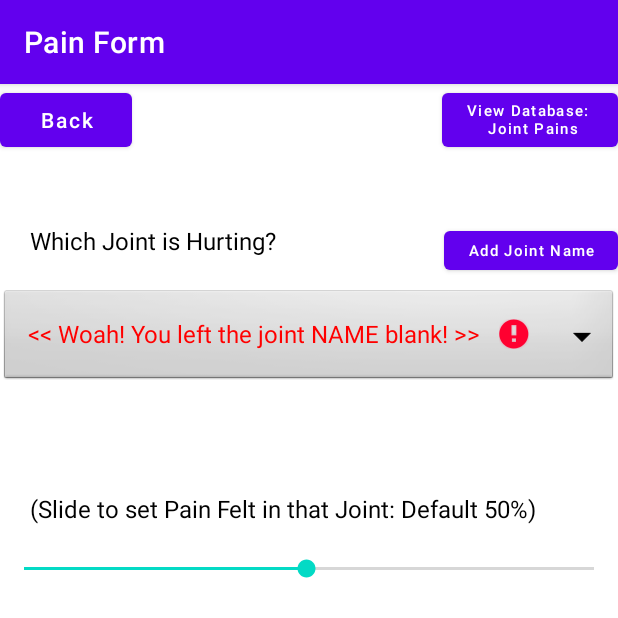
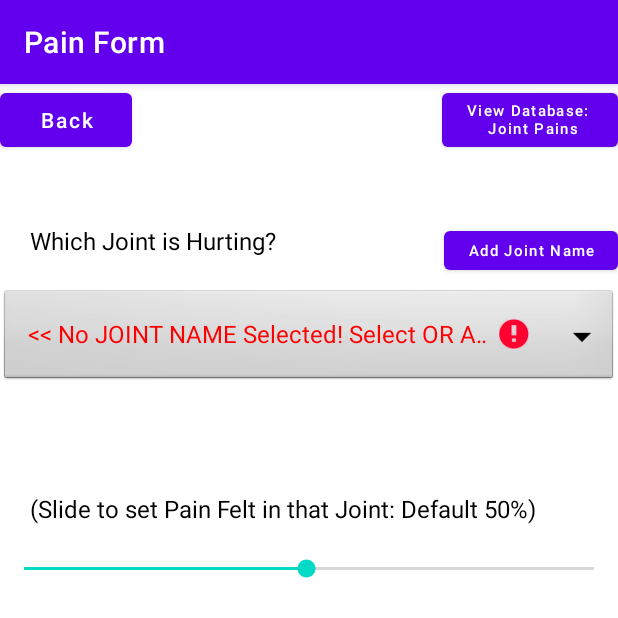
Before and after one commit to Marco-Cen/Movement-Reminder, an Android app: the PainFormActivity screen opened directly, with no data from a screen before it, after a tap on "SUBMIT DATA", on a phone screen of 412 x 824 dp, the top half of it. Run offline under Robolectric (Android 15) with nearby library versions, the phone set to English and light mode, and no system bars; 4 statements that could not run were skipped.

Commit message:
Minor Changes (Included error null validation if empty list for randomize select)
- error null validation on random select if list is null
- some minor UI toast removals
- Start to finish up and populate DB for design day presentation

```diff
--- a/app/src/main/java/com/example/movementreminder/MainActivity.java
+++ b/app/src/main/java/com/example/movementreminder/MainActivity.java
@@ -103,7 +103,6 @@ public class MainActivity extends AppCompatActivity {
     public boolean onOptionsItemSelected(@NonNull MenuItem item) {
         switch (item.getItemId()){
             case R.id.item1: //This is all options within settings menu
-                Toast.makeText(this, "Settings Selected", Toast.LENGTH_SHORT).show();
                 Intent intent = new Intent(this, SettingsActivity.class);
                 startActivity(intent);
 
--- a/app/src/main/java/com/example/movementreminder/PainFormActivity.java
+++ b/app/src/main/java/com/example/movementreminder/PainFormActivity.java
@@ -152,7 +152,7 @@ public class PainFormActivity extends AppCompatActivity {
                     emptySelectErrorMsg = (TextView) jointNameDropdownField.getSelectedView();
                     emptySelectErrorMsg.setError("Dummy text just so icon is added to spinner menu");
                     emptySelectErrorMsg.setTextColor(Color.RED); //Highlight error
-                    emptySelectErrorMsg.setText("<< Woah! You left the joint NAME blank! >>"); //Changes the selected item text
+                    emptySelectErrorMsg.setText("<< No JOINT NAME Selected! Select OR Add One! >>"); //Changes the selected item text
                 }
                 else{
                     jointPainValue = painSliderField.getProgress(); // Get Data from input field
--- a/app/src/main/java/com/example/movementreminder/SettingsActivity.java
+++ b/app/src/main/java/com/example/movementreminder/SettingsActivity.java
@@ -56,7 +56,6 @@ public class SettingsActivity extends AppCompatActivity {
     public boolean onOptionsItemSelected(@NonNull MenuItem item) {
         switch (item.getItemId()){
             case R.id.item1: //This is all options within settings menu
-                Toast.makeText(this, "Back to Home Page", Toast.LENGTH_SHORT).show();
                 Intent intent = new Intent(this, MainActivity.class);
                 startActivity(intent);
 
--- a/app/src/main/java/com/example/setupdatabase/PainJointDataModel.java
+++ b/app/src/main/java/com/example/setupdatabase/PainJointDataModel.java
@@ -26,7 +26,7 @@ public class PainJointDataModel extends RealmObject {
     private int painRating; //Rating out of 100 (%)
     private String painDateRecorded; //date recorded which is datetime.now on when she submitted [DD/MM/YYYY]
     private String painJointNotes;
-
+    private String TEst;
 
     //-- creating an empty constructor --
     public PainJointDataModel() {    }
```
Also changed, not shown: app/src/main/java/com/example/movementreminder/ExerciseListActivity.java (+10 -2 lines).
